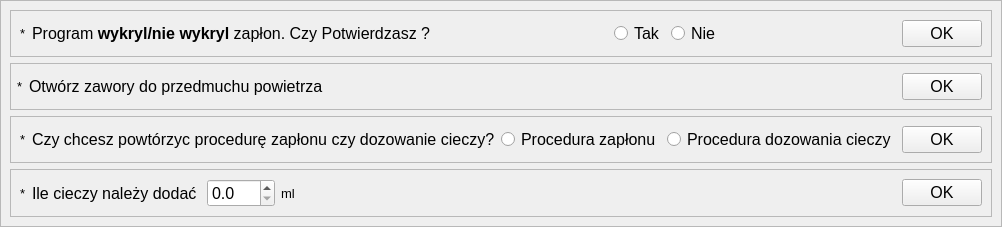
Above: app/nowytest_7.ui from wiacekmarcin/StanowiskoChemiczne before the change. Below: the same form after it.
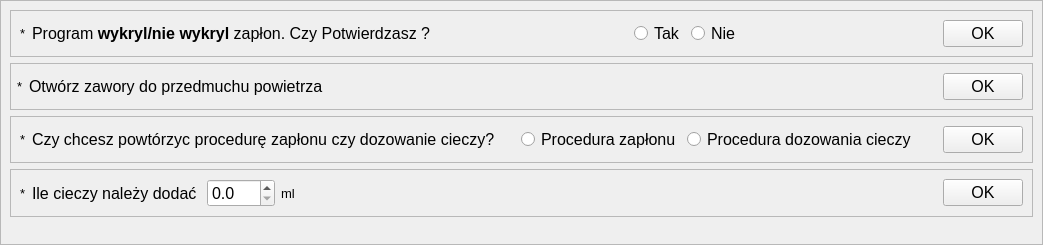
That is the form after the change. Custom widgets are drawn as their Qt base class.

```diff
--- a/app/nowytest_7.ui
+++ b/app/nowytest_7.ui
@@ -6,8 +6,8 @@
    <rect>
     <x>0</x>
     <y>0</y>
-    <width>763</width>
-    <height>207</height>
+    <width>1043</width>
+    <height>245</height>
    </rect>
   </property>
   <property name="font">
@@ -16,10 +16,10 @@
    </font>
   </property>
   <property name="title" stdset="0">
-   <string>Czyności poeksplozyjne</string>
+   <string>Weryfikacja zapłonu</string>
   </property>
   <property name="subTitle" stdset="0">
-   <string>Sprawdzenie czy miał miejsce zapłon, w zależności od tego faktu podjęcie kolejnych kroków procedury</string>
+   <string/>
   </property>
   <property name="buttonName" stdset="0">
    <string>Dalej</string>
```
Left out of the diff: 2 changed lines with no effect on the pictures.
